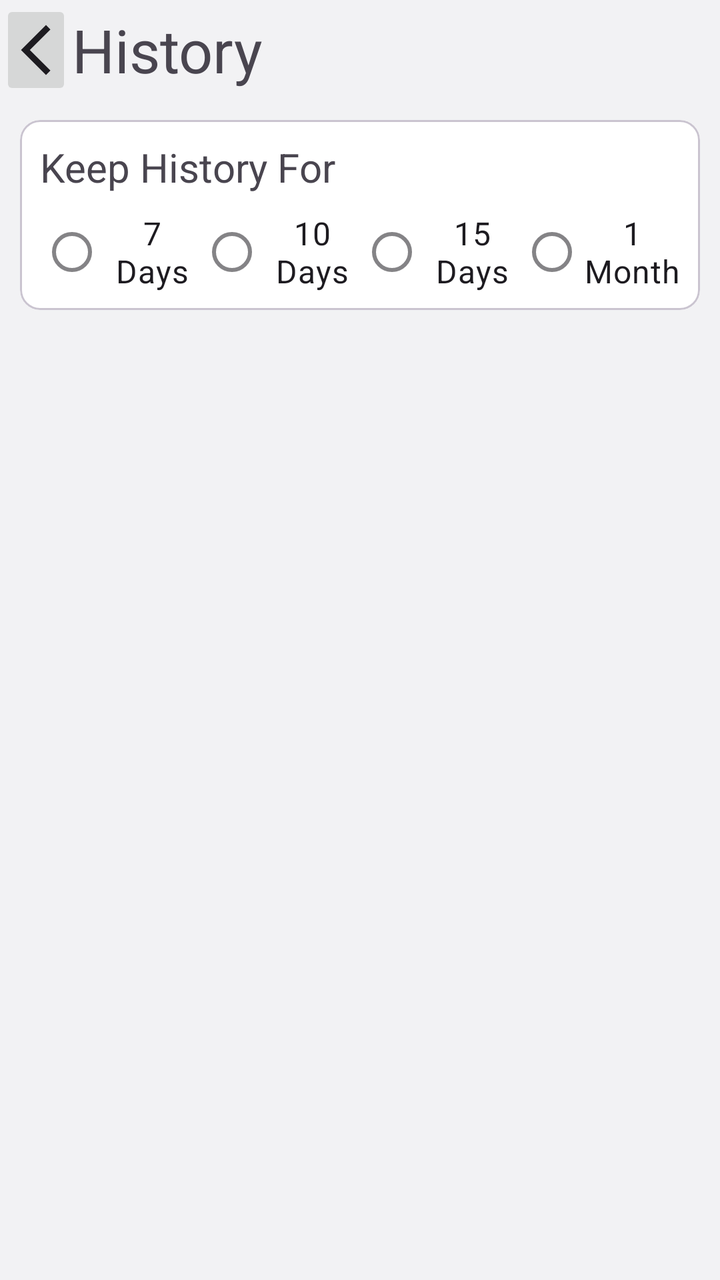
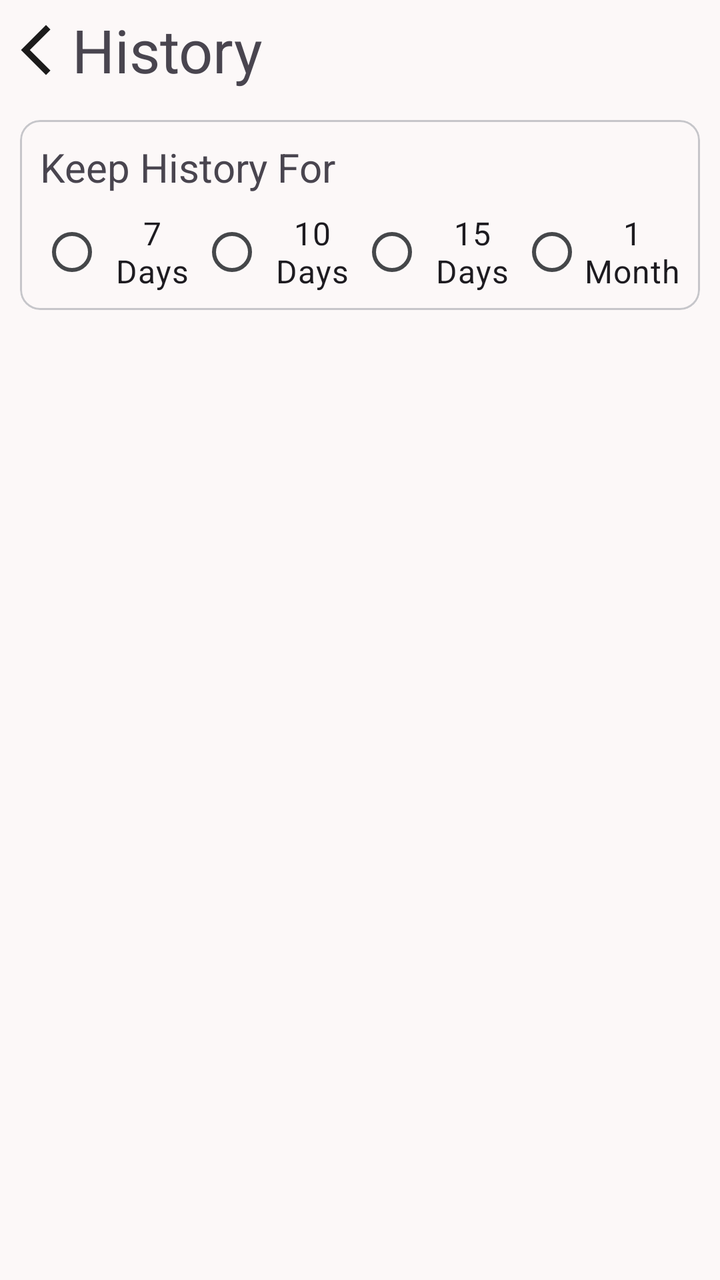

Compare the two renders of this Android layout. The source of the first and the diff that turns it into the second are given below.
<!-- AndroidManifest.xml: application theme Theme.TodayToEat -->
<!-- res/layout/activity_history.xml -->
<?xml version="1.0" encoding="utf-8"?>
<androidx.constraintlayout.widget.ConstraintLayout xmlns:android="http://schemas.android.com/apk/res/android"
    xmlns:app="http://schemas.android.com/apk/res-auto"
    xmlns:tools="http://schemas.android.com/tools"
    android:id="@+id/history_activity"
    android:layout_width="match_parent"
    android:layout_height="match_parent"
    tools:context=".HistoryActivity"
    android:layout_marginTop="30sp">

    <LinearLayout
        android:id="@+id/ll_history_header"
        app:layout_constraintTop_toTopOf="parent"
        android:layout_width="match_parent"
        android:layout_height="50sp"
        android:orientation="horizontal"
        tools:ignore="MissingConstraints">

        <ImageButton
            android:id="@+id/ib_back"
            android:layout_width="0dp"
            android:layout_height="50sp"
            android:layout_gravity="center"
            android:layout_weight="1"
            android:src="@drawable/baseline_arrow_back_ios_new_24"
            />

        <TextView
            android:layout_width="0dp"
            android:layout_height="wrap_content"
            android:layout_gravity="center|start"
            android:layout_weight="9"
            android:text="@string/history"
            android:textSize="30sp"
            tools:ignore="MissingConstraints" />

    </LinearLayout>

    <com.google.android.material.card.MaterialCardView
        android:id="@+id/card_history_filter"
        android:layout_width="match_parent"
        android:layout_height="wrap_content"
        android:orientation="vertical"
        app:cardCornerRadius="10sp"
        android:outlineAmbientShadowColor="@android:color/transparent"
        android:outlineSpotShadowColor="@android:color/transparent"
        android:layout_margin="10sp"
        app:layout_constraintTop_toBottomOf="@id/ll_history_header">

        <LinearLayout
            android:layout_width="match_parent"
            android:layout_height="wrap_content"
            android:orientation="vertical">

            <TextView
                android:id="@+id/tv_history_filter"
                android:layout_width="match_parent"
                android:layout_height="wrap_content"
                android:text="@string/history_save_time"
                android:textSize="20sp"
                android:gravity="start"
                android:layout_marginStart="10sp"
                android:layout_marginTop="10sp"
                android:layout_marginEnd="10sp" />

            <RadioGroup
                android:id="@+id/rg_date_filter"
                android:layout_width="match_parent"
                android:layout_height="wrap_content"
                android:orientation="horizontal"
                app:layout_constraintTop_toBottomOf="@+id/tv_history_filter"
                android:layout_marginStart="10sp"
                android:layout_marginEnd="10sp"
                android:layout_marginTop="5sp"
                android:layout_marginBottom="5sp"
                android:gravity="center"
                tools:ignore="MissingConstraints">

                <RadioButton
                    android:id="@+id/rb_7days"
                    android:layout_width="0dp"
                    android:layout_height="wrap_content"
                    android:layout_weight="1"
                    android:text="@string/filter_7_days"
                    android:textSize="16sp"
                    android:gravity="center" />

                <RadioButton
                    android:id="@+id/rb_10days"
                    android:layout_width="0dp"
                    android:layout_height="wrap_content"
                    android:layout_weight="1"
                    android:text="@string/filter_10_days"
                    android:textSize="16sp"
                    android:gravity="center" />

                <RadioButton
                    android:id="@+id/rb_15days"
                    android:layout_width="0dp"
                    android:layout_height="wrap_content"
                    android:layout_weight="1"
                    android:text="@string/filter_15_days"
                    android:textSize="16sp"
                    android:gravity="center" />

                <RadioButton
                    android:id="@+id/rb_30days"
                    android:layout_width="0dp"
                    android:layout_height="wrap_content"
                    android:layout_weight="1"
                    android:text="@string/filter_30_days"
                    android:textSize="16sp"
                    android:gravity="center" />
            </RadioGroup>

        </LinearLayout>

    </com.google.android.material.card.MaterialCardView>

    <ListView
        android:id="@+id/lv_history"
        android:layout_width="match_parent"
        android:layout_height="0dp"
        android:layout_marginTop="5sp"
        android:dividerHeight="10sp"
        android:orientation="vertical"
        android:padding="10sp"
        app:layout_constraintTop_toBottomOf="@+id/card_history_filter"
        app:layout_constraintBottom_toBottomOf="parent"
        tools:ignore="MissingConstraints" />


</androidx.constraintlayout.widget.ConstraintLayout>
<!-- resources referenced by this layout -->
<resources>
  <style name="Theme.TodayToEat" parent="Theme.Material3.DayNight.NoActionBar">
          <item name="windowNoTitle">true</item>
          <item name="windowActionBar">false</item>
  
          <item name="android:navigationBarColor">@android:color/transparent</item>
          <item name="android:statusBarColor">@android:color/transparent</item>
          <item name="android:windowLightStatusBar">true</item>
  
          <item name="colorPrimary">@color/white</item>
          <item name="colorOnPrimary">@color/black</item>
          <item name="colorPrimaryVariant">@color/middleGray</item>
          <item name="colorPrimaryContainer">@color/gray</item>
  
          <item name="android:windowBackground">@color/gray</item>
  
          <item name="materialAlertDialogTheme">@style/MyAlertDialog.Light</item>
  
          <item name="colorSurface">@color/white</item>
          <item name="colorOutline">@color/transparent</item>
  
          <item name="radioButtonStyle">@style/Widget.TodayToEat.RadioButton</item>
  
          <item name="itemBackground">@color/transparent</item>
      </style>
  <color name="white">#FFFFFFFF</color>
  <color name="black">#FF000000</color>
  <color name="middleGray">#E7E6E9</color>
  <color name="gray">#F2F2F4</color>
  <style name="MyAlertDialog.Light" parent="ThemeOverlay.Material3.MaterialAlertDialog">
          <item name="colorPrimary">@color/title_color</item>
          <item name="android:textColor">@color/title_color</item>
      </style>
  <color name="transparent">#00ffffff</color>
  <style name="Widget.TodayToEat.RadioButton" parent="Widget.Material3.CompoundButton.RadioButton">
          <item name="buttonTint">@color/radio_button_tint</item>
      </style>
  <color name="title_color">#000000</color>
  <!-- unchanged entries left out for length: 7 -->
</resources>

<!-- the commit's change to res/layout/activity_history.xml (unified diff, before → after) -->
@@ -23,7 +23,7 @@
             android:layout_gravity="center"
             android:layout_weight="1"
             android:src="@drawable/baseline_arrow_back_ios_new_24"
-            />
+            android:backgroundTint="@color/transparent"/>
 
         <TextView
             android:layout_width="0dp"
@@ -42,8 +42,6 @@
         android:layout_height="wrap_content"
         android:orientation="vertical"
         app:cardCornerRadius="10sp"
-        android:outlineAmbientShadowColor="@android:color/transparent"
-        android:outlineSpotShadowColor="@android:color/transparent"
         android:layout_margin="10sp"
         app:layout_constraintTop_toBottomOf="@id/ll_history_header">
 
@@ -123,6 +121,7 @@
         android:layout_height="0dp"
         android:layout_marginTop="5sp"
         android:dividerHeight="10sp"
+        android:divider="@color/transparent"
         android:orientation="vertical"
         android:padding="10sp"
         app:layout_constraintTop_toBottomOf="@+id/card_history_filter"
<!-- resource entries referenced after the edit -->
@@ -1,42 +1,100 @@
 <!-- resources referenced by this layout -->
 <resources>
-  <style name="Theme.TodayToEat" parent="Theme.Material3.DayNight.NoActionBar">
-          <item name="windowNoTitle">true</item>
-          <item name="windowActionBar">false</item>
-  
-          <item name="android:navigationBarColor">@android:color/transparent</item>
-          <item name="android:statusBarColor">@android:color/transparent</item>
-          <item name="android:windowLightStatusBar">true</item>
-  
-          <item name="colorPrimary">@color/white</item>
-          <item name="colorOnPrimary">@color/black</item>
-          <item name="colorPrimaryVariant">@color/middleGray</item>
-          <item name="colorPrimaryContainer">@color/gray</item>
-  
-          <item name="android:windowBackground">@color/gray</item>
-  
-          <item name="materialAlertDialogTheme">@style/MyAlertDialog.Light</item>
-  
-          <item name="colorSurface">@color/white</item>
-          <item name="colorOutline">@color/transparent</item>
-  
-          <item name="radioButtonStyle">@style/Widget.TodayToEat.RadioButton</item>
-  
-          <item name="itemBackground">@color/transparent</item>
+  <style name="Theme.TodayToEat" parent="Theme.Material3.Light.NoActionBar">
+          <item name="colorPrimary">@color/md_theme_primary</item>
+          <item name="colorOnPrimary">@color/md_theme_onPrimary</item>
+          <item name="colorPrimaryContainer">@color/md_theme_primaryContainer</item>
+          <item name="colorOnPrimaryContainer">@color/md_theme_onPrimaryContainer</item>
+          <item name="colorSecondary">@color/md_theme_secondary</item>
+          <item name="colorOnSecondary">@color/md_theme_onSecondary</item>
+          <item name="colorSecondaryContainer">@color/md_theme_secondaryContainer</item>
+          <item name="colorOnSecondaryContainer">@color/md_theme_onSecondaryContainer</item>
+          <item name="colorTertiary">@color/md_theme_tertiary</item>
+          <item name="colorOnTertiary">@color/md_theme_onTertiary</item>
+          <item name="colorTertiaryContainer">@color/md_theme_tertiaryContainer</item>
+          <item name="colorOnTertiaryContainer">@color/md_theme_onTertiaryContainer</item>
+          <item name="colorError">@color/md_theme_error</item>
+          <item name="colorOnError">@color/md_theme_onError</item>
+          <item name="colorErrorContainer">@color/md_theme_errorContainer</item>
+          <item name="colorOnErrorContainer">@color/md_theme_onErrorContainer</item>
+          <item name="android:colorBackground">@color/md_theme_background</item>
+          <item name="colorOnBackground">@color/md_theme_onBackground</item>
+          <item name="colorSurface">@color/md_theme_surface</item>
+          <item name="colorOnSurface">@color/md_theme_onSurface</item>
+          <item name="colorSurfaceVariant">@color/md_theme_surfaceVariant</item>
+          <item name="colorOnSurfaceVariant">@color/md_theme_onSurfaceVariant</item>
+          <item name="colorOutline">@color/md_theme_outline</item>
+          <item name="colorOutlineVariant">@color/md_theme_outlineVariant</item>
+          <item name="colorSurfaceInverse">@color/md_theme_inverseSurface</item>
+          <item name="colorOnSurfaceInverse">@color/md_theme_inverseOnSurface</item>
+          <item name="colorPrimaryInverse">@color/md_theme_inversePrimary</item>
+          <item name="colorPrimaryFixed">@color/md_theme_primaryFixed</item>
+          <item name="colorOnPrimaryFixed">@color/md_theme_onPrimaryFixed</item>
+          <item name="colorPrimaryFixedDim">@color/md_theme_primaryFixedDim</item>
+          <item name="colorOnPrimaryFixedVariant">@color/md_theme_onPrimaryFixedVariant</item>
+          <item name="colorSecondaryFixed">@color/md_theme_secondaryFixed</item>
+          <item name="colorOnSecondaryFixed">@color/md_theme_onSecondaryFixed</item>
+          <item name="colorSecondaryFixedDim">@color/md_theme_secondaryFixedDim</item>
+          <item name="colorOnSecondaryFixedVariant">@color/md_theme_onSecondaryFixedVariant</item>
+          <item name="colorTertiaryFixed">@color/md_theme_tertiaryFixed</item>
+          <item name="colorOnTertiaryFixed">@color/md_theme_onTertiaryFixed</item>
+          <item name="colorTertiaryFixedDim">@color/md_theme_tertiaryFixedDim</item>
+          <item name="colorOnTertiaryFixedVariant">@color/md_theme_onTertiaryFixedVariant</item>
+          <item name="colorSurfaceDim">@color/md_theme_surfaceDim</item>
+          <item name="colorSurfaceBright">@color/md_theme_surfaceBright</item>
+          <item name="colorSurfaceContainerLowest">@color/md_theme_surfaceContainerLowest</item>
+          <item name="colorSurfaceContainerLow">@color/md_theme_surfaceContainerLow</item>
+          <item name="colorSurfaceContainer">@color/md_theme_surfaceContainer</item>
+          <item name="colorSurfaceContainerHigh">@color/md_theme_surfaceContainerHigh</item>
+          <item name="colorSurfaceContainerHighest">@color/md_theme_surfaceContainerHighest</item>
       </style>
-  <color name="white">#FFFFFFFF</color>
-  <color name="black">#FF000000</color>
-  <color name="middleGray">#E7E6E9</color>
-  <color name="gray">#F2F2F4</color>
-  <style name="MyAlertDialog.Light" parent="ThemeOverlay.Material3.MaterialAlertDialog">
-          <item name="colorPrimary">@color/title_color</item>
-          <item name="android:textColor">@color/title_color</item>
-      </style>
-  <color name="transparent">#00ffffff</color>
-  <style name="Widget.TodayToEat.RadioButton" parent="Widget.Material3.CompoundButton.RadioButton">
-          <item name="buttonTint">@color/radio_button_tint</item>
-      </style>
-  <color name="title_color">#000000</color>
+  <color name="md_theme_primary">#5E5E61</color>
+  <color name="md_theme_onPrimary">#FFFFFF</color>
+  <color name="md_theme_primaryContainer">#E7E6E9</color>
+  <color name="md_theme_onPrimaryContainer">#666769</color>
+  <color name="md_theme_secondary">#5F5E5F</color>
+  <color name="md_theme_onSecondary">#FFFFFF</color>
+  <color name="md_theme_secondaryContainer">#E4E2E3</color>
+  <color name="md_theme_onSecondaryContainer">#656465</color>
+  <color name="md_theme_tertiary">#625D60</color>
+  <color name="md_theme_onTertiary">#FFFFFF</color>
+  <color name="md_theme_tertiaryContainer">#EDE4E8</color>
+  <color name="md_theme_onTertiaryContainer">#6B6569</color>
+  <color name="md_theme_error">#BA1A1A</color>
+  <color name="md_theme_onError">#FFFFFF</color>
+  <color name="md_theme_errorContainer">#FFDAD6</color>
+  <color name="md_theme_onErrorContainer">#93000A</color>
+  <color name="md_theme_background">#FCF8F8</color>
+  <color name="md_theme_onBackground">#1C1B1B</color>
+  <color name="md_theme_surface">#FCF8F8</color>
+  <color name="md_theme_onSurface">#1C1B1B</color>
+  <color name="md_theme_surfaceVariant">#E2E2E6</color>
+  <color name="md_theme_onSurfaceVariant">#45474A</color>
+  <color name="md_theme_outline">#76777B</color>
+  <color name="md_theme_outlineVariant">#C6C6CA</color>
+  <color name="md_theme_inverseSurface">#313030</color>
+  <color name="md_theme_inverseOnSurface">#F4F0EF</color>
+  <color name="md_theme_inversePrimary">#C7C6C9</color>
+  <color name="md_theme_primaryFixed">#E3E2E5</color>
+  <color name="md_theme_onPrimaryFixed">#1A1C1E</color>
+  <color name="md_theme_primaryFixedDim">#C7C6C9</color>
+  <color name="md_theme_onPrimaryFixedVariant">#464749</color>
+  <color name="md_theme_secondaryFixed">#E4E2E3</color>
+  <color name="md_theme_onSecondaryFixed">#1B1B1C</color>
+  <color name="md_theme_secondaryFixedDim">#C8C6C7</color>
+  <color name="md_theme_onSecondaryFixedVariant">#474648</color>
+  <color name="md_theme_tertiaryFixed">#E9E0E4</color>
+  <color name="md_theme_onTertiaryFixed">#1E1A1D</color>
+  <color name="md_theme_tertiaryFixedDim">#CDC4C8</color>
+  <color name="md_theme_onTertiaryFixedVariant">#4A4549</color>
+  <color name="md_theme_surfaceDim">#DDD9D9</color>
+  <color name="md_theme_surfaceBright">#FCF8F8</color>
+  <color name="md_theme_surfaceContainerLowest">#FFFFFF</color>
+  <color name="md_theme_surfaceContainerLow">#F7F3F2</color>
+  <color name="md_theme_surfaceContainer">#F1EDED</color>
+  <color name="md_theme_surfaceContainerHigh">#EBE7E7</color>
+  <color name="md_theme_surfaceContainerHighest">#E5E2E1</color>
+  <color name="transparent">#00000000</color>
   <!-- unchanged entries left out for length: 7 -->
 </resources>
 
